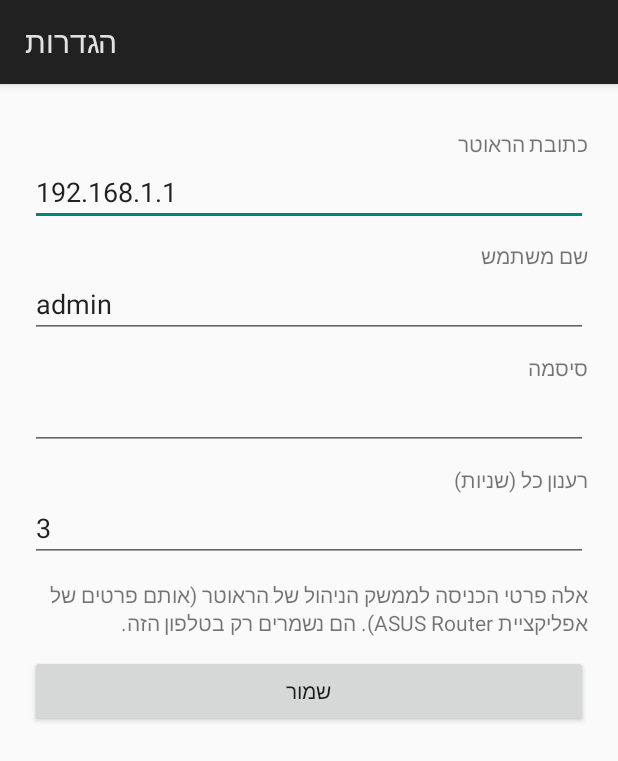
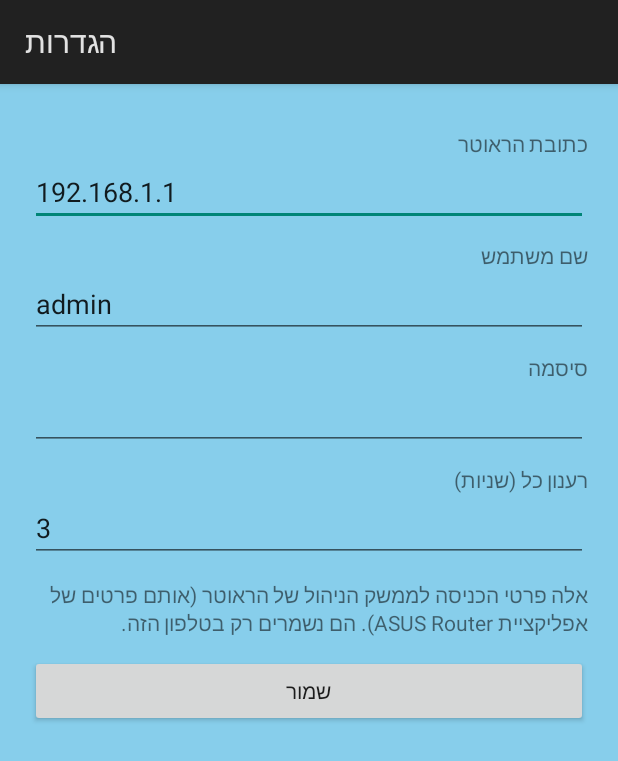
Before and after one commit to gigda/RouterMonitor, an Android app: the screen it shows after launch (SettingsActivity), on a phone screen of 412 x 824 dp. Shown: the top 761 px of the screen. Run offline under Robolectric (Android 15) with nearby library versions, the phone set to English and light mode, and no system bars.

Commit message:
Sky-blue background
Co-Authored-By: Claude Opus 5.5 <noreply@anthropic.com>
Claude-Session: https://claude.ai/code/session_01EhKuCmeBp6ah7dzcdP6d3P

```diff
--- a/app/src/main/java/com/akler/routermonitor/MainActivity.java
+++ b/app/src/main/java/com/akler/routermonitor/MainActivity.java
@@ -69,7 +69,7 @@ public class MainActivity extends Activity {
         LinearLayout root = new LinearLayout(this);
         root.setOrientation(LinearLayout.VERTICAL);
         root.setLayoutDirection(View.LAYOUT_DIRECTION_RTL);
-        root.setBackgroundColor(Color.parseColor("#F2F4F7"));
+        root.setBackgroundColor(Color.parseColor("#87CEEB"));
         int pad = dp(12);
         root.setPadding(pad, pad, pad, pad);
 
--- a/app/src/main/java/com/akler/routermonitor/SettingsActivity.java
+++ b/app/src/main/java/com/akler/routermonitor/SettingsActivity.java
@@ -50,6 +50,7 @@ public class SettingsActivity extends Activity {
         root.addView(save);
 
         ScrollView sv = new ScrollView(this);
+        sv.setBackgroundColor(android.graphics.Color.parseColor("#87CEEB"));
         sv.addView(root);
         setContentView(sv);
     }
```
